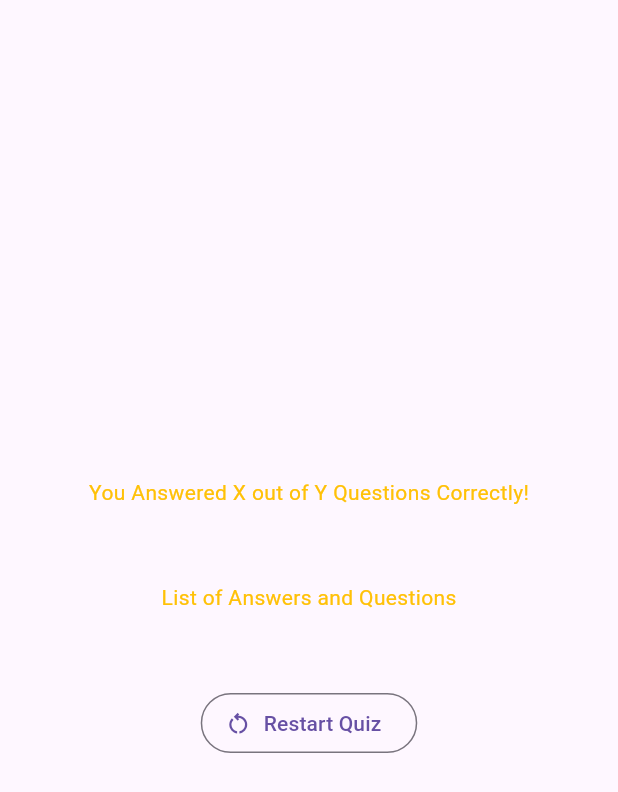
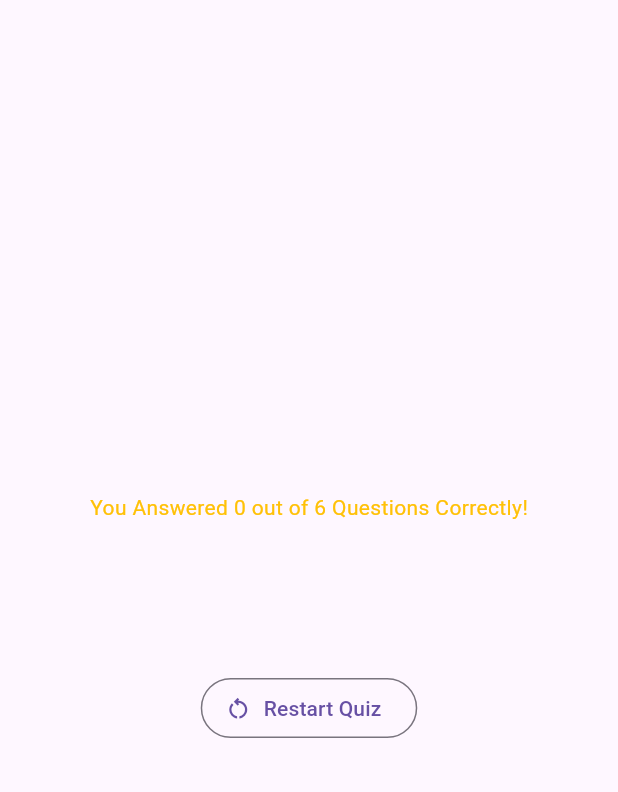
Before and after one commit to balayogigmcs/QuizApp, a Flutter app: the ResultsScreen widget shown alone on an empty page, opened directly with empty values, on a phone screen of 412 x 824 dp. Shown: the top 792 px of the screen. Run offline on Flutter 3.47's test engine with Material 3 defaults, Android fonts, the phone set to English and light mode, and no system bars; our stand-ins replace google_fonts.

Commit message:
result screen update

```diff
--- a/lib/quiz.dart
+++ b/lib/quiz.dart
@@ -28,7 +28,6 @@ class _QuizState extends State<Quiz> {
     if (selectedAnswers.length == questions.length) {
       setState(
         () {
-          selectedAnswers = [];
           activeScreen = 'results-screen';
         },
       );
--- a/lib/results_screen.dart
+++ b/lib/results_screen.dart
@@ -1,44 +1,52 @@
 import 'package:flutter/material.dart';
 import 'package:quizapp/data/questions.dart';
-
+import 'package:quizapp/questions_summary.dart';
 
 class ResultsScreen extends StatelessWidget {
-  const ResultsScreen({super.key,required this.choosenAnswers});
+  const ResultsScreen({super.key, required this.choosenAnswers});
 
   final List<String> choosenAnswers;
 
-  List<Map<String,Object>> getSummaryData(){
-    final List<Map<String,Object>> summary = [];
+  List<Map<String, Object>> getSummaryData() {
+    final List<Map<String, Object>> summary = [];
 
-    for(var i = 0; i < choosenAnswers.length; i++){
+    for (var i = 0; i < choosenAnswers.length; i++) {
       summary.add({
-        'question_index':i,
-        'question' : questions[i].text,
+        'question_index': i,
+        'question': questions[i].text,
         'correct_answer': questions[i].answers[0],
-        'user_answer':choosenAnswers[i]
+        'user_answer': choosenAnswers[i]
       });
     }
 
     return summary;
-
   }
-
 
   @override
   Widget build(context) {
+
+    final summaryData = getSummaryData();
+    final numTotalQuestions = questions.length;
+    final numCorrectQuestions = summaryData.where((data){
+      return data['user_answer'] == data['correct_answer'];
+      }).length;
+
     return SizedBox(
       width: double.infinity,
       child: Container(
         margin: const EdgeInsets.all(20),
-        child:  Center(
+        child: Center(
           child: Column(
             mainAxisSize: MainAxisSize.min,
             children: [
-              const Text('You Answered X out of Y Questions Correctly!',style: TextStyle(color: Colors.amber),),
+              Text(
+                'You Answered $numCorrectQuestions out of $numTotalQuestions Questions Correctly!',
+                style:const TextStyle(color: Colors.amber),
+              ),
               const SizedBox(
                 height: 50,
               ),
-              const Text('List of Answers and Questions',style: TextStyle(color: Colors.amber),),
+              QuestionsSummary(getSummaryData()),
               const SizedBox(
                 height: 50,
               ),
```
Also changed, not shown: lib/questions_summary.dart (+37 -0 lines).
